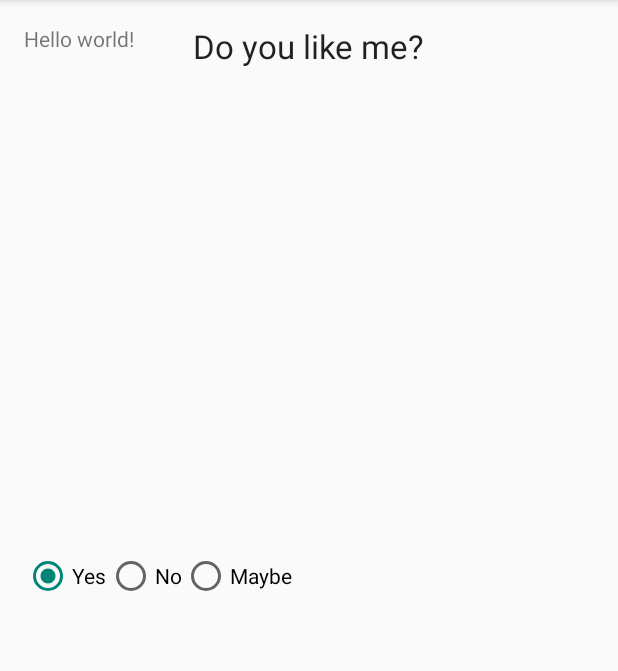
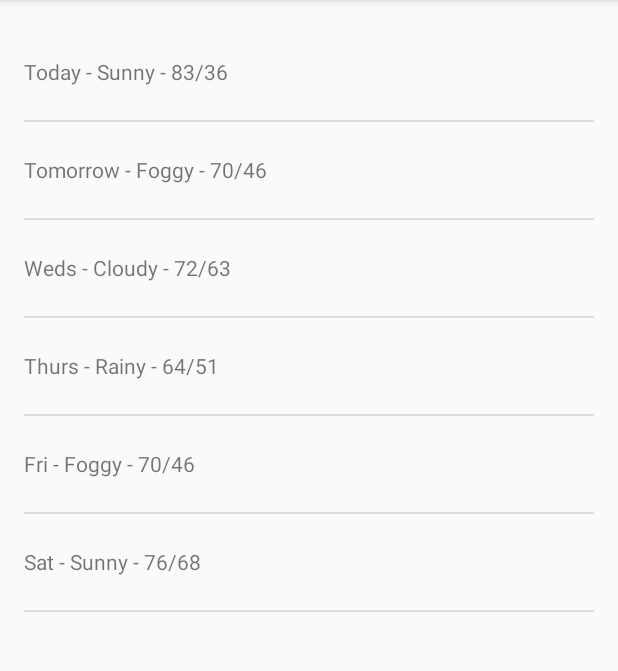
Before and after one commit to ChrisGuzman/Sunshine, an Android app: the screen it shows after launch (MainActivity), on a phone screen of 412 x 824 dp, the part 84-755 px from its top. Run offline under Robolectric (Android 15) with nearby library versions, the phone set to English and light mode, and no system bars.

Commit message:
Add List View of weather updates

```diff
--- a/app/src/main/java/com/chris_guzman/sunshine/app/MainActivity.java
+++ b/app/src/main/java/com/chris_guzman/sunshine/app/MainActivity.java
@@ -1,21 +1,24 @@
 package com.chris_guzman.sunshine.app;
 
+import android.os.Bundle;
+import android.support.v4.app.Fragment;
 import android.support.v7.app.ActionBarActivity;
-import android.support.v7.app.ActionBar;
-import android.support.v4.app.Fragment;
-import android.os.Bundle;
 import android.view.LayoutInflater;
 import android.view.Menu;
 import android.view.MenuItem;
 import android.view.View;
 import android.view.ViewGroup;
-import android.os.Build;
+import android.widget.ArrayAdapter;
+import android.widget.ListView;
+
+import java.util.ArrayList;
 
 
 public class MainActivity extends ActionBarActivity {
 
     @Override
     protected void onCreate(Bundle savedInstanceState) {
+
         super.onCreate(savedInstanceState);
         setContentView(R.layout.activity_main);
         if (savedInstanceState == null) {
@@ -59,7 +62,33 @@ public class MainActivity extends ActionBarActivity {
         @Override
         public View onCreateView(LayoutInflater inflater, ViewGroup container,
                                  Bundle savedInstanceState) {
+
             View rootView = inflater.inflate(R.layout.fragment_main, container, false);
+
+            ArrayList weekForecast = new ArrayList();
+
+            weekForecast.add("Today - Sunny - 83/36");
+            weekForecast.add("Tomorrow - Foggy - 70/46");
+            weekForecast.add("Weds - Cloudy - 72/63");
+            weekForecast.add("Thurs - Rainy - 64/51");
+            weekForecast.add("Fri - Foggy - 70/46");
+            weekForecast.add("Sat - Sunny - 76/68");
+
+            ArrayAdapter<String> mForecastAdapter =
+                    new ArrayAdapter<String>(
+                            // current context
+                            getActivity(),
+                            // ID of list item layout
+                            R.layout.list_item_forecast,
+                            // ID of textview to populate
+                            R.id.list_item_forecast_textview,
+                            // Dummy Forecast Data
+                            weekForecast);
+
+            ListView listView = (ListView) rootView.findViewById(R.id.listview_forecast);
+
+            listView.setAdapter(mForecastAdapter);
+
             return rootView;
         }
     }
--- a/app/src/main/res/layout/fragment_main.xml
+++ b/app/src/main/res/layout/fragment_main.xml
@@ -1,57 +1,17 @@
-<RelativeLayout xmlns:android="http://schemas.android.com/apk/res/android"
-    xmlns:tools="http://schemas.android.com/tools" android:layout_width="match_parent"
-    android:layout_height="match_parent" android:paddingLeft="@dimen/activity_horizontal_margin"
+<FrameLayout xmlns:android="http://schemas.android.com/apk/res/android"
+    xmlns:tools="http://schemas.android.com/tools"
+    android:layout_width="match_parent"
+    android:layout_height="match_parent"
+    android:paddingLeft="@dimen/activity_horizontal_margin"
     android:paddingRight="@dimen/activity_horizontal_margin"
     android:paddingTop="@dimen/activity_vertical_margin"
     android:paddingBottom="@dimen/activity_vertical_margin"
     tools:context=".MainActivity$PlaceholderFragment">
 
-    <TextView android:text="@string/hello_world" android:layout_width="wrap_content"
-        android:layout_height="wrap_content"
-        android:id="@+id/textView" />
+    <ListView
+        android:id="@+id/listview_forecast"
+        android:layout_width="match_parent"
+        android:layout_height="match_parent" />
 
-    <TextView
-        android:layout_width="wrap_content"
-        android:layout_height="wrap_content"
-        android:textAppearance="?android:attr/textAppearanceLarge"
-        android:text="Do you like me?"
-        android:id="@+id/textView"
-        android:layout_below="@+id/textView"
-        android:layout_centerHorizontal="true" />
 
-    <RadioGroup
-        android:layout_width="fill_parent"
-        android:layout_height="fill_parent"
-        android:orientation="horizontal"
-        android:id="@+id/Like"
-        android:layout_alignParentTop="true"
-        android:layout_alignParentLeft="true"
-        android:layout_alignParentStart="true">
-
-        <RadioButton
-            android:layout_width="wrap_content"
-            android:layout_height="wrap_content"
-            android:text="Yes"
-            android:id="@+id/radioButton"
-            android:layout_gravity="center_vertical"
-            android:checked="true" />
-
-        <RadioButton
-            android:layout_width="wrap_content"
-            android:layout_height="wrap_content"
-            android:text="No"
-            android:id="@+id/radioButton2"
-            android:layout_gravity="center_vertical"
-            android:checked="false" />
-
-        <RadioButton
-            android:layout_width="wrap_content"
-            android:layout_height="wrap_content"
-            android:text="Maybe"
-            android:id="@+id/radioButton3"
-            android:layout_gravity="center_vertical"
-            android:checked="false" />
-
-    </RadioGroup>
-
-</RelativeLayout>
+</FrameLayout>
```
Also changed, not shown: app/src/main/res/layout/activity_main.xml (+6 -3 lines).
